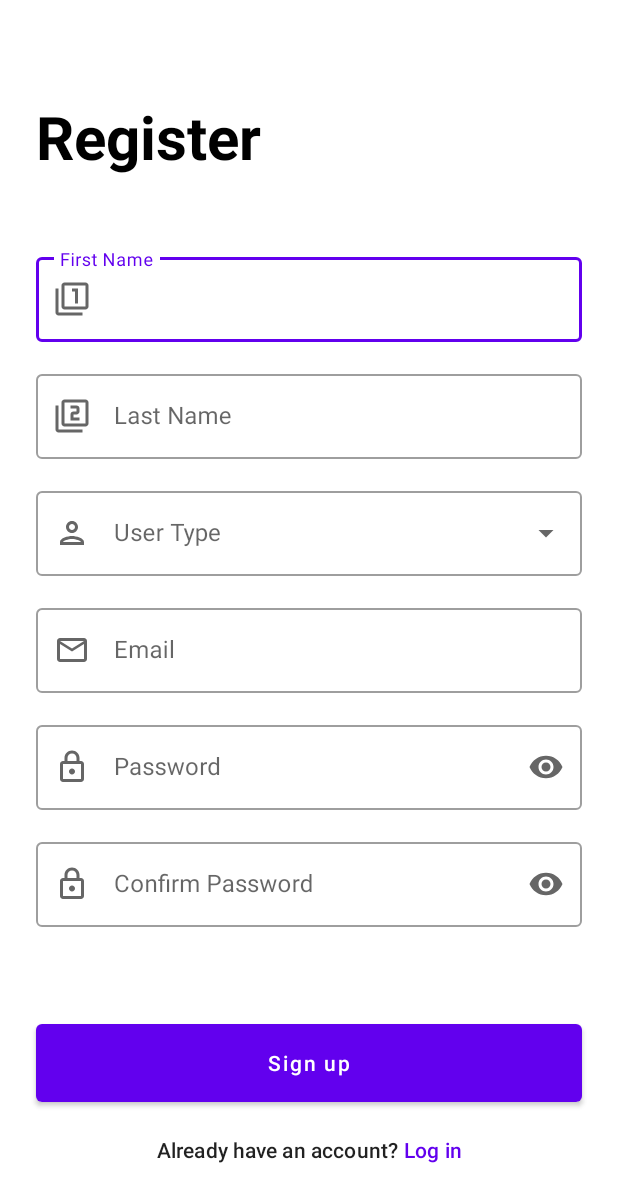
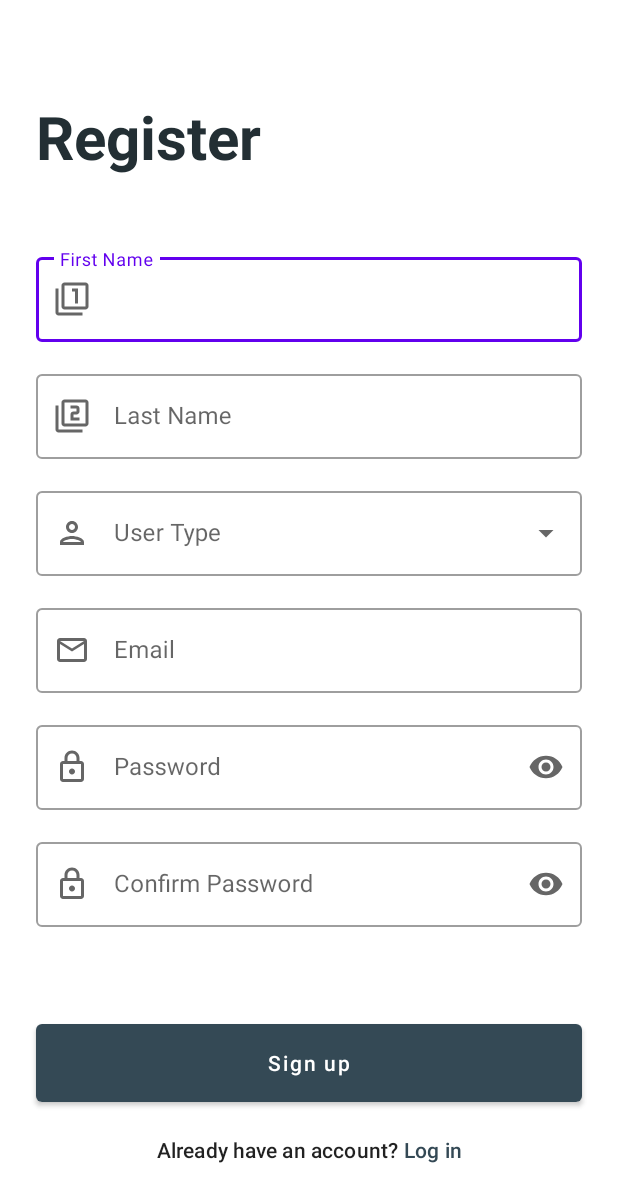
Before and after one commit to Aezikel/UniEval, an Android app: the RegisterUserActivity screen opened directly, with no data from a screen before it, on a phone screen of 412 x 824 dp. Shown: the top 1202 px of the screen. Run offline under Robolectric (Android 15) with nearby library versions, the phone set to English and light mode, and no system bars; our stand-ins replace Firebase (no records; nobody signed in at launch, a user with empty details on screens opened directly), data binding.

Commit message:
USERStory1: Register user xml

```diff
--- a/app/src/main/res/layout/activity_register_user.xml
+++ b/app/src/main/res/layout/activity_register_user.xml
@@ -20,7 +20,7 @@
             android:layout_marginEnd="24dp"
             android:layout_marginBottom="32dp"
             android:text="Register"
-            android:textColor="?attr/colorOnSurface"
+            android:textColor="@color/textColor"
             android:textSize="40sp"
             android:textStyle="bold"
             app:layout_constraintBottom_toTopOf="@+id/scrollView2"
@@ -53,7 +53,7 @@
                     android:layout_marginStart="24dp"
                     android:layout_marginTop="16dp"
                     android:layout_marginEnd="24dp"
-                    android:hint="@string/first_name"
+                    android:hint="First Name"
                     app:boxBackgroundColor="?attr/colorSurface"
                     app:layout_constraintBottom_toTopOf="@+id/register_lastName_textInput"
                     app:layout_constraintEnd_toEndOf="parent"
@@ -77,7 +77,7 @@
                     android:layout_marginStart="24dp"
                     android:layout_marginTop="16dp"
                     android:layout_marginEnd="24dp"
-                    android:hint="@string/last_name"
+                    android:hint="Last Name"
                     app:boxBackgroundColor="?attr/colorSurface"
                     app:layout_constraintBottom_toTopOf="@+id/register_userType_textInput"
                     app:layout_constraintEnd_toEndOf="parent"
@@ -206,6 +206,8 @@
             android:layout_marginTop="24dp"
             android:layout_marginEnd="24dp"
             android:text="Sign up"
+            android:textColor="@color/textColor2"
+            app:backgroundTint="@color/textButtonColor"
             android:textAllCaps="false"
             app:layout_constraintBottom_toTopOf="@+id/register_alreadyHaveAnAccount_textView"
             app:layout_constraintEnd_toEndOf="parent"
@@ -236,12 +238,39 @@
             android:layout_marginStart="4dp"
             android:text="Log in"
             android:textAppearance="?attr/textAppearanceSubtitle2"
-            android:textColor="?attr/colorPrimary"
+            android:textColor="@color/textButtonColor"
             app:layout_constraintBottom_toBottomOf="@+id/register_alreadyHaveAnAccount_textView"
             app:layout_constraintEnd_toEndOf="parent"
             app:layout_constraintStart_toEndOf="@+id/register_alreadyHaveAnAccount_textView"
             app:layout_constraintTop_toTopOf="@+id/register_alreadyHaveAnAccount_textView" />
 
 
+        <androidx.constraintlayout.widget.ConstraintLayout
+            android:id="@+id/loading_indiator"
+            android:layout_width="match_parent"
+            android:layout_height="match_parent"
+            android:background="#90000000"
+            android:clickable="true"
+            android:visibility="gone"
+            app:layout_constraintBottom_toBottomOf="parent"
+            app:layout_constraintEnd_toEndOf="parent"
+            app:layout_constraintStart_toStartOf="parent"
+            app:layout_constraintTop_toTopOf="parent">
+
+            <com.google.android.material.progressindicator.CircularProgressIndicator
+                android:layout_width="wrap_content"
+                android:layout_height="wrap_content"
+                android:indeterminate="true"
+                app:indicatorColor="?attr/colorSecondary"
+                app:layout_constraintBottom_toBottomOf="parent"
+                app:layout_constraintEnd_toEndOf="parent"
+                app:layout_constraintStart_toStartOf="parent"
+                app:layout_constraintTop_toTopOf="parent"
+                app:trackThickness="20dp" />
+
+
+        </androidx.constraintlayout.widget.ConstraintLayout>
+
+
     </androidx.constraintlayout.widget.ConstraintLayout>
 </layout>
--- a/app/src/main/res/values/colors.xml
+++ b/app/src/main/res/values/colors.xml
@@ -5,11 +5,48 @@
     <color name="purple_700">#FF3700B3</color>
     <color name="teal_200">#FF03DAC5</color>
     <color name="teal_700">#FF018786</color>
-    <color name="black">#FF000000</color>
-    <color name="white">#FFFFFFFF</color>
+
     <color name="light_blue_600">#FF039BE5</color>
     <color name="light_blue_900">#FF01579B</color>
     <color name="light_blue_A200">#FF40C4FF</color>
     <color name="light_blue_A400">#FF00B0FF</color>
     <color name="black_overlay">#66000000</color>
+
+    <color name="blue_200">#90caf9</color>
+    <color name="blue_500">#2196f3</color>
+    <color name="blue_700">#1976d2</color>
+
+
+    <!-- APP COLOR -->
+    <color name="colorPrimaryDark">#232F34</color>
+    <color name="colorPrimary">#344955</color>
+    <color name="colorPrimaryVariant">#4A6572</color>
+    <color name="colorSecondary">#F9AA33</color>
+    <color name="colorOnSecondary">@color/colorPrimaryDark</color>
+    <color name="colorSurface">#F5F5F5</color>
+    <color name="colorOnSurface">@color/colorPrimary</color>
+    <color name="colorBackground">#F5F5F5</color>
+
+    <color name="textColor">@color/colorPrimaryDark</color>
+    <color name="textColor2">@color/white</color>
+    <color name="textButtonColor">@color/colorPrimary</color>
+    <color name="iconColor2">#383838</color>
+    <color name="toolbarColor">@color/colorPrimary</color>
+
+    <color name="iconColor">#000000</color>
+    <color name="snackBarColor">#383838</color>
+    <color name="dividerColor">#B4BAC0</color>
+    <color name="cardDetailsColor">#4A7BA7</color>
+    <color name="cardDetailsTextColor">@color/colorOnSurface</color>
+
+    <color name="cardViewBackgroundColor">@color/white</color>
+    <color name="constrainBackgroundColor">#dedede</color>
+    <color name="verify">#00E676</color>
+    <color name="unverify">#FF6E40</color>
+
+    <color name="white">#FFFFFF</color>
+    <color name="black">#000000</color>
+    <color name="grey">#424242</color>
+    <color name="orange">#FF5722</color>
+
 </resources>
```
